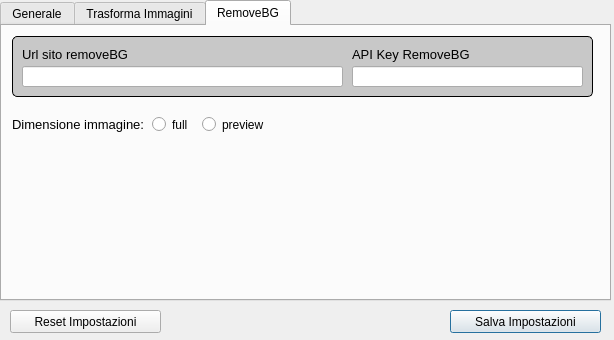
Before: the Qt Designer form WindowWidgets/Settings/optionsWidget.ui in RobertoRomolini/FotoMaster, drawn with Qt 5.
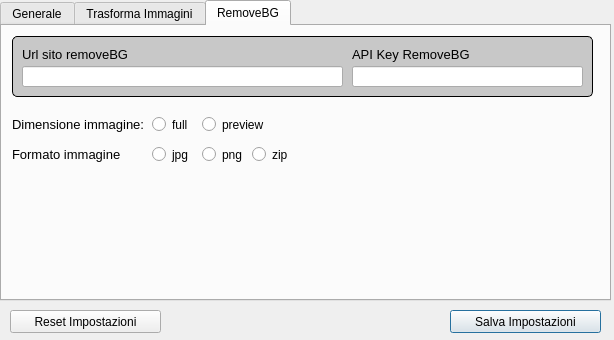
After: the same form once the commit is applied. The open tabs and pages were chosen to show the change. Icons and pictures are not drawn. Custom widgets are drawn as their Qt base class.

Commit message: Add remove Bg settings option

```diff
--- a/WindowWidgets/Settings/optionsWidget.ui
+++ b/WindowWidgets/Settings/optionsWidget.ui
@@ -1604,6 +1604,72 @@
       <string notr="true">removeBgImageSize</string>
      </attribute>
     </widget>
+    <widget class="QLabel" name="label_15">
+     <property name="geometry">
+      <rect>
+       <x>10</x>
+       <y>120</y>
+       <width>121</width>
+       <height>16</height>
+      </rect>
+     </property>
+     <property name="font">
+      <font>
+       <pointsize>10</pointsize>
+      </font>
+     </property>
+     <property name="text">
+      <string>Formato immagine</string>
+     </property>
+    </widget>
+    <widget class="QRadioButtonCustom" name="removeBgFormatJpg">
+     <property name="geometry">
+      <rect>
+       <x>150</x>
+       <y>120</y>
+       <width>41</width>
+       <height>17</height>
+      </rect>
+     </property>
+     <property name="text">
+      <string>jpg</string>
+     </property>
+     <attribute name="buttonGroup">
+      <string notr="true">removeBgImageFormat</string>
+     </attribute>
+    </widget>
+    <widget class="QRadioButtonCustom" name="removeBgFormatPng">
+     <property name="geometry">
+      <rect>
+       <x>200</x>
+       <y>120</y>
+       <width>51</width>
+       <height>17</height>
+      </rect>
+     </property>
+     <property name="text">
+      <string>png</string>
+     </property>
+     <attribute name="buttonGroup">
+      <string notr="true">removeBgImageFormat</string>
+     </attribute>
+    </widget>
+    <widget class="QRadioButtonCustom" name="removeBgFormatZip">
+     <property name="geometry">
+      <rect>
+       <x>250</x>
+       <y>120</y>
+       <width>51</width>
+       <height>17</height>
+      </rect>
+     </property>
+     <property name="text">
+      <string>zip</string>
+     </property>
+     <attribute name="buttonGroup">
+      <string notr="true">removeBgImageFormat</string>
+     </attribute>
+    </widget>
    </widget>
   </widget>
   <widget class="QPushButtonBlue" name="reset_settings">
```
Left out of the diff: 4 changed lines with no effect on the pictures. The commit also changes 3 other files.
